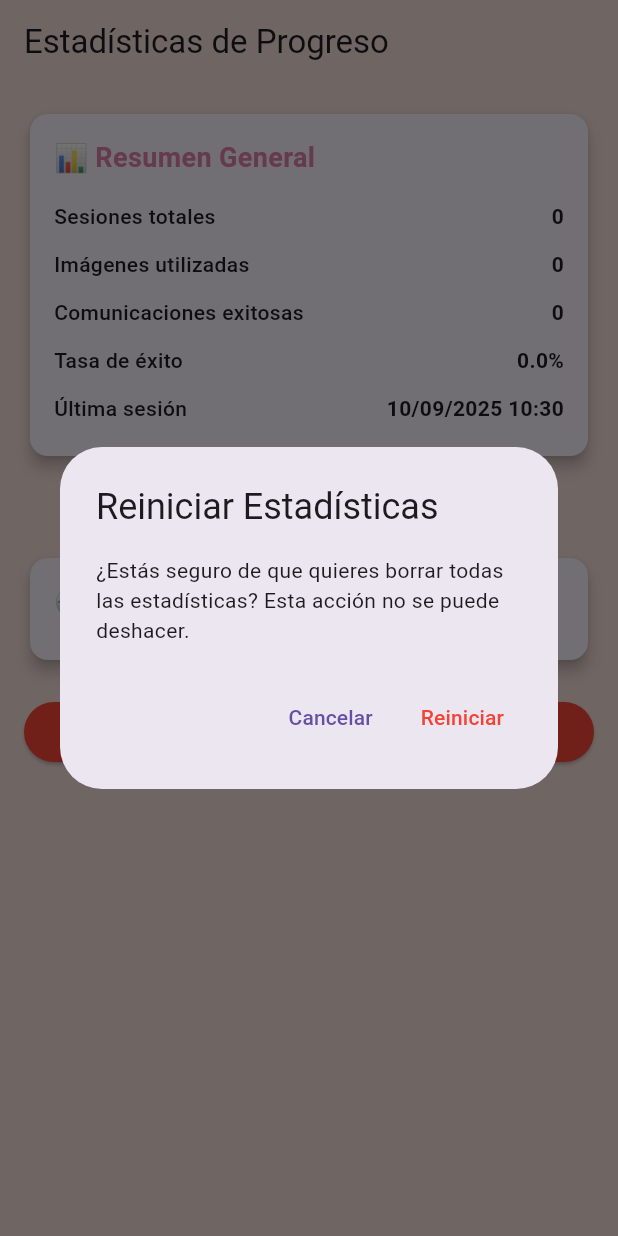
After one commit to Orlamrt/xpressapp, a Flutter app: the ProgressStatsView screen opened directly, after a tap on "Reiniciar Estadísticas", on a phone screen of 412 x 824 dp. The commit adds this screen. Run offline on Flutter 3.47's test engine with Material 3 defaults, Android fonts, the phone set to English and light mode, and no system bars; our stand-ins replace audioplayers, flutter_tts, get, image_picker, shared_preferences, table_calendar; missing offline and left inert: qr_code_scanner_plus; accounts and stored records are empty; network calls fail.

Commit message:
Implementación de vista y modelo para ver progresos

```diff
--- /dev/null
+++ b/lib/Models/progress_model.dart
@@ -0,0 +1,77 @@
+// Define la clase principal que almacena todas las estadísticas de progreso
+class ProgressStats {
+  // Campos de solo lectura (final) que almacenan los datos estadísticos
+  final int totalSessions; // Número total de sesiones realizadas
+  final int totalImagesUsed; // Cantidad total de imágenes utilizadas
+  final int successfulCommunications; // Número de comunicaciones exitosas
+  final Map<String, int>
+      categoryUsage; // Mapeo de categorías y su frecuencia de uso
+  final Map<String, int>
+      mostUsedImages; // Mapeo de imágenes y su frecuencia de uso
+  final DateTime lastSession; // Fecha y hora de la última sesión
+  final List<SessionRecord>
+      sessionHistory; // Historial detallado de todas las sesiones
+
+  // Constructor que requiere todos los campos para garantizar integridad de datos
+  ProgressStats({
+    required this.totalSessions,
+    required this.totalImagesUsed,
+    required this.successfulCommunications,
+    required this.categoryUsage,
+    required this.mostUsedImages,
+    required this.lastSession,
+    required this.sessionHistory,
+  });
+
+  // GETTER: Calcula la tasa de éxito como porcentaje de sesiones exitosas
+  double get successRate {
+    if (totalSessions == 0) return 0.0; // Evita división por cero
+    return successfulCommunications / totalSessions; // Fórmula: éxitos/total
+  }
+
+  // GETTER: Encuentra la categoría más utilizada
+  String get mostUsedCategory {
+    if (categoryUsage.isEmpty) return 'Ninguna'; // Caso para mapa vacío
+
+    // Convierte las entradas del mapa a lista y las ordena descendentemente
+    var sorted = categoryUsage.entries.toList()
+      ..sort(
+          (a, b) => b.value.compareTo(a.value)); // Ordena por valor (cantidad)
+
+    return sorted.first.key; // Retorna la clave (nombre) de la primera entrada
+  }
+
+  // GETTER: Obtiene las 5 imágenes más utilizadas
+  List<MapEntry<String, int>> get topImages {
+    // Convierte a lista y ordena descendentemente por frecuencia
+    var sorted = mostUsedImages.entries.toList()
+      ..sort((a, b) => b.value.compareTo(a.value));
+
+    return sorted.take(5).toList(); // Toma solo los primeros 5 elementos
+  }
+
+  // GETTER: Obtiene las 5 categorías más utilizadas
+  List<MapEntry<String, int>> get topCategories {
+    // Convierte a lista y ordena descendentemente por frecuencia
+    var sorted = categoryUsage.entries.toList()
+      ..sort((a, b) => b.value.compareTo(a.value));
+
+    return sorted.take(5).toList(); // Toma solo los primeros 5 elementos
+  }
+}
+
+// Clase que representa un registro individual de una sesión
+class SessionRecord {
+  final DateTime date; // Cuándo ocurrió la sesión
+  final int imagesUsed; // Cuántas imágenes se usaron
+  final bool wasSuccessful; // Si la comunicación fue exitosa
+  final String phraseGenerated; // La frase que se generó
+
+  // Constructor que requiere todos los campos para integridad de datos
+  SessionRecord({
+    required this.date,
+    required this.imagesUsed,
+    required this.wasSuccessful,
+    required this.phraseGenerated,
+  });
+}
--- /dev/null
+++ b/lib/Views/progress_stats_view.dart
@@ -0,0 +1,260 @@
+// views/progress_stats_view.dart
+import 'package:flutter/material.dart';
+import 'package:get/get.dart';
+import 'package:xpresatecch/Controllers/controller.dart';
+import 'package:xpresatecch/Models/progress_model.dart';
+
+class ProgressStatsView extends StatelessWidget {
+  ProgressStatsView({Key? key})
+      : super(key: key); // Agregado constructor con key
+
+  final ControllerTeach controller = Get.find<ControllerTeach>();
+
+  @override
+  Widget build(BuildContext context) {
+    return Scaffold(
+      appBar: AppBar(
+        title: const Text('Estadísticas de Progreso'),
+        backgroundColor: const Color(0xFFF2DCD8),
+        automaticallyImplyLeading: false,
+      ),
+      backgroundColor: const Color(0xFFF2DCD8),
+      body: Obx(() {
+        final stats = controller.progressStats.value;
+
+        return Padding(
+          padding: const EdgeInsets.all(16.0),
+          child: ListView(
+            children: [
+              // RESUMEN GENERAL
+              _buildStatCard(
+                title: '📊 Resumen General',
+                children: [
+                  _buildStatItem('Sesiones totales', '${stats.totalSessions}'),
+                  _buildStatItem(
+                      'Imágenes utilizadas', '${stats.totalImagesUsed}'),
+                  _buildStatItem('Comunicaciones exitosas',
+                      '${stats.successfulCommunications}'),
+                  _buildStatItem('Tasa de éxito',
+                      '${(stats.successRate * 100).toStringAsFixed(1)}%'),
+                  _buildStatItem(
+                      'Última sesión', _formatDate(stats.lastSession)),
+                ],
+              ),
+
+              const SizedBox(height: 20),
+
+              // GRÁFICO DE BARRAS HORIZONTAL (Hecho manualmente)
+              if (stats.topCategories.isNotEmpty)
+                _buildStatCard(
+                  title: '📈 Categorías Más Usadas',
+                  child: Column(
+                    children: stats.topCategories
+                        .map((category) => _buildBarChartItem(
+                            category.key,
+                            category.value,
+                            stats.categoryUsage.values
+                                .reduce((a, b) => a > b ? a : b)))
+                        .toList(),
+                  ),
+                ),
+
+              const SizedBox(height: 20),
+
+              // IMÁGENES MÁS UTILIZADAS
+              if (stats.topImages.isNotEmpty)
+                _buildStatCard(
+                  title: '⭐ Imágenes Más Utilizadas',
+                  children: [
+                    ...stats.topImages.map((image) =>
+                        _buildStatItem(image.key, '${image.value} usos'))
+                  ],
+                ),
+
+              const SizedBox(height: 20),
+
+              // HISTORIAL DE SESIONES RECIENTES
+              _buildStatCard(
+                title: '🕐 Historial Reciente',
+                child: Column(
+                  children: stats.sessionHistory
+                      .take(5)
+                      .map((session) => ListTile(
+                            leading: Icon(
+                              session.wasSuccessful
+                                  ? Icons.check_circle
+                                  : Icons.error,
+                              color: session.wasSuccessful
+                                  ? Colors.green
+                                  : Colors.red,
+                            ),
+                            title: Text(
+                              session.phraseGenerated,
+                              style: TextStyle(
+                                fontSize: 14,
+                                color: Colors.grey[700],
+                              ),
+                              maxLines: 2,
+                              overflow: TextOverflow.ellipsis,
+                            ),
+                            subtitle: Text(
+                              '${session.imagesUsed} imágenes - ${_formatDate(session.date)}',
+                              style: const TextStyle(fontSize: 12),
+                            ),
+                          ))
+                      .toList(),
+                ),
+              ),
+
+              const SizedBox(height: 20),
+
+              // BOTÓN PARA LIMPIAR ESTADÍSTICAS
+              ElevatedButton(
+                onPressed: _showResetConfirmation,
+                style: ElevatedButton.styleFrom(
+                  backgroundColor: Colors.red,
+                  foregroundColor: Colors.white,
+                ),
+                child: const Text('Reiniciar Estadísticas'),
+              ),
+            ],
+          ),
+        );
+      }),
+    );
+  }
+
+  Widget _buildStatCard({
+    required String title,
+    List<Widget>? children,
+    Widget? child,
+  }) {
+    return Card(
+      elevation: 4,
+      child: Padding(
+        padding: const EdgeInsets.all(16.0),
+        child: Column(
+          crossAxisAlignment: CrossAxisAlignment.start,
+          children: [
+            Text(
+              title,
+              style: const TextStyle(
+                fontSize: 18,
+                fontWeight: FontWeight.bold,
+                color: Color(0xDDD96C94),
+              ),
+            ),
+            const SizedBox(height: 10),
+            if (children != null) ...children,
+            if (child != null) child,
+          ],
+        ),
+      ),
+    );
+  }
+
+  Widget _buildStatItem(String label, String value) {
+    return Padding(
+      padding: const EdgeInsets.symmetric(vertical: 6.0),
+      child: Row(
+        mainAxisAlignment: MainAxisAlignment.spaceBetween,
+        children: [
+          Text(label, style: const TextStyle(fontWeight: FontWeight.w500)),
+          Text(value, style: const TextStyle(fontWeight: FontWeight.bold)),
+        ],
+      ),
+    );
+  }
+
+  Widget _buildBarChartItem(String label, int value, int maxValue) {
+    final percentage = maxValue > 0 ? value / maxValue : 0.0;
+
+    return Padding(
+      padding: const EdgeInsets.symmetric(vertical: 8.0),
+      child: Column(
+        crossAxisAlignment: CrossAxisAlignment.start,
+        children: [
+          Text(
+            label,
+            style: const TextStyle(fontWeight: FontWeight.w500),
+          ),
+          const SizedBox(height: 4),
+          Row(
+            children: [
+              Expanded(
+                flex: 8,
+                child: LinearProgressIndicator(
+                  value: percentage,
+                  backgroundColor: Colors.grey[300],
+                  valueColor:
+                      const AlwaysStoppedAnimation<Color>(Color(0xDDD96C94)),
+                  minHeight: 12,
+                  borderRadius: BorderRadius.circular(6),
+                ),
+              ),
+              const SizedBox(width: 8),
+              Expanded(
+                flex: 2,
+                child: Text(
+                  '$value',
+                  style: const TextStyle(fontWeight: FontWeight.bold),
+                  textAlign: TextAlign.right,
+                ),
+              ),
+            ],
+          ),
+        ],
+      ),
+    );
+  }
+
+  void _resetStats() {
+    controller.progressStats.value = ProgressStats(
+      totalSessions: 0,
+      totalImagesUsed: 0,
+      successfulCommunications: 0,
+      categoryUsage: {},
+      mostUsedImages: {},
+      lastSession: DateTime.now(),
+      sessionHistory: [],
+    );
+    controller.saveProgressStats(); // Usando el método público
+  }
+
+  void _showResetConfirmation() {
+    Get.dialog(
+      AlertDialog(
+        title: const Text('Reiniciar Estadísticas'),
+        content: const Text(
+            '¿Estás seguro de que quieres borrar todas las estadísticas? Esta acción no se puede deshacer.'),
+        actions: [
+          TextButton(
+            onPressed: () => Get.back(),
+            child: const Text('Cancelar'),
+          ),
+          TextButton(
+            onPressed: () {
+              _resetStats(); // Llamar al método de reset
+              Get.back();
+              Get.snackbar(
+                'Éxito',
+                'Estadísticas reiniciadas',
+                backgroundColor: Colors.green,
+                colorText: Colors.white,
+              );
+            },
+            child: const Text('Reiniciar', style: TextStyle(color: Colors.red)),
+          ),
+        ],
+      ),
+    );
+  }
+
+  String _formatDate(DateTime date) {
+    return '${date.day.toString().padLeft(2, '0')}/'
+        '${date.month.toString().padLeft(2, '0')}/'
+        '${date.year} '
+        '${date.hour.toString().padLeft(2, '0')}:'
+        '${date.minute.toString().padLeft(2, '0')}';
+  }
+}
```
Also changed, not shown: lib/Components/bottom_navigation_bar_component.dart (+39 -21 lines), lib/Controllers/controller.dart (+176 -27 lines), lib/Views/Tecch_View.dart (+20 -2 lines), lib/Views/principal_view_Paciente.dart (+7 -9 lines).
